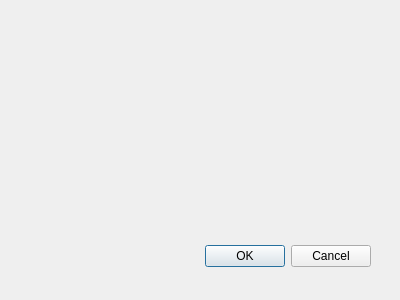
Above: Tower_of_Lights_Editor_V3/shapeeffectdialog.ui from ThereIsNoEscape/cs383project before the change. Below: the same form after it.
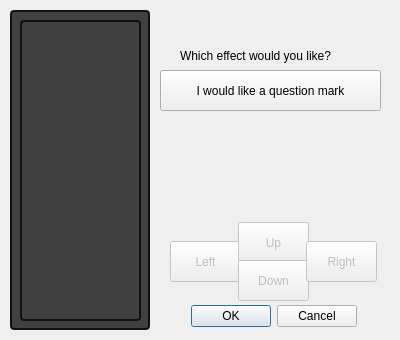
That is the form after the change.

Diff of the .ui file:
```diff
--- a/Tower_of_Lights_Editor_V3/shapeeffectdialog.ui
+++ b/Tower_of_Lights_Editor_V3/shapeeffectdialog.ui
@@ -9,18 +9,30 @@
     <x>0</x>
     <y>0</y>
     <width>400</width>
-    <height>300</height>
+    <height>340</height>
    </rect>
   </property>
+  <property name="minimumSize">
+   <size>
+    <width>400</width>
+    <height>300</height>
+   </size>
+  </property>
+  <property name="maximumSize">
+   <size>
+    <width>400</width>
+    <height>360</height>
+   </size>
+  </property>
   <property name="windowTitle">
    <string>Dialog</string>
   </property>
   <widget class="QDialogButtonBox" name="buttonBox">
    <property name="geometry">
     <rect>
-     <x>30</x>
-     <y>240</y>
-     <width>341</width>
+     <x>126</x>
+     <y>300</y>
+     <width>231</width>
      <height>32</height>
     </rect>
    </property>
@@ -31,6 +43,138 @@
     <set>QDialogButtonBox::Cancel|QDialogButtonBox::Ok</set>
    </property>
   </widget>
+  <widget class="QFrame" name="frame">
+   <property name="geometry">
+    <rect>
+     <x>10</x>
+     <y>10</y>
+     <width>140</width>
+     <height>320</height>
+    </rect>
+   </property>
+   <property name="sizePolicy">
+    <sizepolicy hsizetype="Expanding" vsizetype="Expanding">
+     <horstretch>0</horstretch>
+     <verstretch>0</verstretch>
+    </sizepolicy>
+   </property>
+   <property name="styleSheet">
+    <string notr="true">background-color: rgb(64, 64, 64);
+border: 2px solid rgb(16, 16, 16);
+border-radius: 4px;</string>
+   </property>
+   <property name="frameShape">
+    <enum>QFrame::StyledPanel</enum>
+   </property>
+   <property name="frameShadow">
+    <enum>QFrame::Raised</enum>
+   </property>
+   <widget class="QWidget" name="gridLayoutWidget">
+    <property name="geometry">
+     <rect>
+      <x>10</x>
+      <y>10</y>
+      <width>121</width>
+      <height>301</height>
+     </rect>
+    </property>
+    <layout class="QGridLayout" name="gridLayout">
+     <property name="spacing">
+      <number>0</number>
+     </property>
+    </layout>
+   </widget>
+  </widget>
+  <widget class="QPushButton" name="pushButton_left">
+   <property name="enabled">
+    <bool>false</bool>
+   </property>
+   <property name="geometry">
+    <rect>
+     <x>170</x>
+     <y>241</y>
+     <width>71</width>
+     <height>41</height>
+    </rect>
+   </property>
+   <property name="text">
+    <string>Left</string>
+   </property>
+  </widget>
+  <widget class="QPushButton" name="pushButton_up">
+   <property name="enabled">
+    <bool>false</bool>
+   </property>
+   <property name="geometry">
+    <rect>
+     <x>238</x>
+     <y>222</y>
+     <width>71</width>
+     <height>41</height>
+    </rect>
+   </property>
+   <property name="text">
+    <string>Up</string>
+   </property>
+  </widget>
+  <widget class="QPushButton" name="pushButton_down">
+   <property name="enabled">
+    <bool>false</bool>
+   </property>
+   <property name="geometry">
+    <rect>
+     <x>238</x>
+     <y>260</y>
+     <width>71</width>
+     <height>41</height>
+    </rect>
+   </property>
+   <property name="text">
+    <string>Down</string>
+   </property>
+  </widget>
+  <widget class="QPushButton" name="pushButton_right">
+   <property name="enabled">
+    <bool>false</bool>
+   </property>
+   <property name="geometry">
+    <rect>
+     <x>306</x>
+     <y>241</y>
+     <width>71</width>
+     <height>41</height>
+    </rect>
+   </property>
+   <property name="text">
+    <string>Right</string>
+   </property>
+  </widget>
+  <widget class="QLabel" name="label">
+   <property name="geometry">
+    <rect>
+     <x>180</x>
+     <y>40</y>
+     <width>181</width>
+     <height>31</height>
+    </rect>
+   </property>
+   <property name="text">
+    <string>Which effect would you like?</string>
+   </property>
+  </widget>
+  <widget class="QPushButton" name="pushButton_test">
+   <property name="geometry">
+    <rect>
+     <x>160</x>
+     <y>70</y>
+     <width>221</width>
+     <height>41</height>
+    </rect>
+   </property>
+   <property name="text">
+    <string>I would like a question mark</string>
+   </property>
+  </widget>
  </widget>
  <pixmapfunction/>
  <resources/>
```
Left out of the diff: 5 changed lines with no effect on the pictures.
